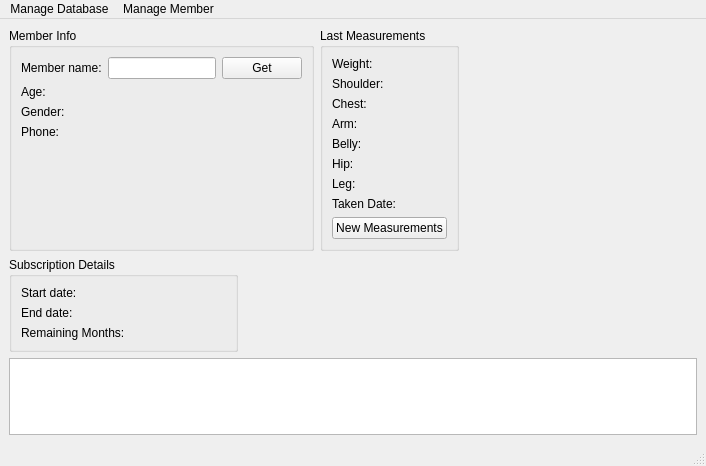
cihansenyuz/project_gym, file desktop_application/ui/mainwindow.ui: the form before one commit.
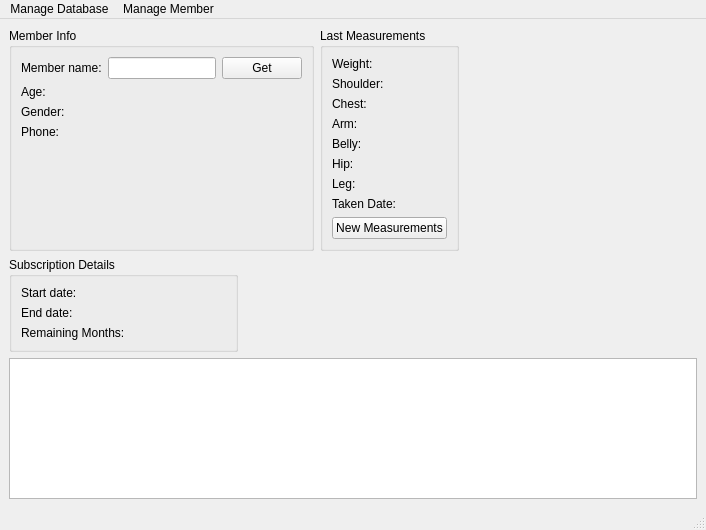
The form after the commit.

What changed in the file:
```diff
--- a/desktop_application/ui/mainwindow.ui
+++ b/desktop_application/ui/mainwindow.ui
@@ -7,7 +7,7 @@
     <x>0</x>
     <y>0</y>
     <width>706</width>
-    <height>466</height>
+    <height>530</height>
    </rect>
   </property>
   <property name="windowTitle">
```
Left out of the diff: 6 changed lines with no effect on the pictures.
